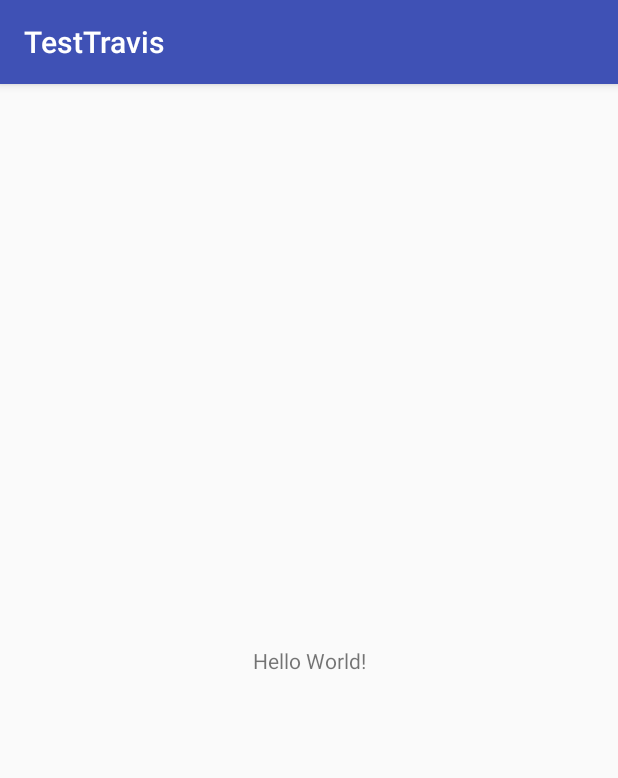
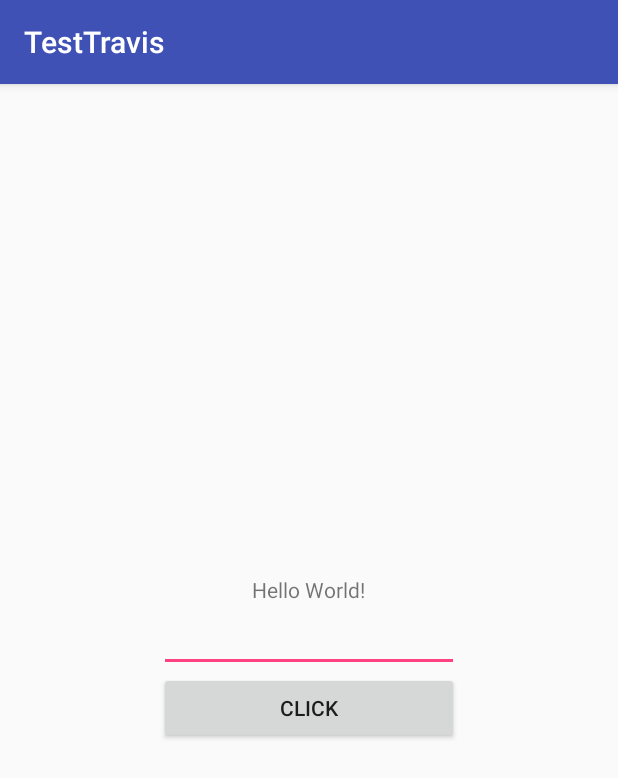
Before and after one commit to azhan3211/TravisTest, an Android app: the screen it shows after launch (MainActivity), on a phone screen of 412 x 824 dp. Shown: the top 778 px of the screen. Run offline under Robolectric (Android 15) with nearby library versions, the phone set to English and light mode, and no system bars.

```diff
--- a/app/build.gradle
+++ b/app/build.gradle
@@ -23,6 +23,7 @@ dependencies {
     implementation 'com.android.support:appcompat-v7:27.1.1'
     implementation 'com.android.support.constraint:constraint-layout:1.1.3'
     testImplementation 'junit:junit:4.12'
+    androidTestImplementation 'com.android.support.test:rules:1.0.2'
     androidTestImplementation 'com.android.support.test:runner:1.0.2'
     androidTestImplementation 'com.android.support.test.espresso:espresso-core:3.0.2'
 }
--- a/app/src/main/java/com/testtravis/MainActivity.java
+++ b/app/src/main/java/com/testtravis/MainActivity.java
@@ -2,12 +2,37 @@ package com.testtravis;
 
 import android.support.v7.app.AppCompatActivity;
 import android.os.Bundle;
+import android.view.View;
+import android.widget.Button;
+import android.widget.EditText;
+import android.widget.TextView;
 
 public class MainActivity extends AppCompatActivity {
+
+    private TextView labelTV;
+    private Button clickButton;
+    private EditText inputET;
 
     @Override
     protected void onCreate(Bundle savedInstanceState) {
         super.onCreate(savedInstanceState);
         setContentView(R.layout.activity_main);
+        bindingView();
+        clickButton.setOnClickListener(new View.OnClickListener() {
+            @Override
+            public void onClick(View v) {
+                if (!inputET.getText().toString().trim().isEmpty()) {
+                    labelTV.setText(inputET.getText().toString());
+                } else {
+                    labelTV.setText("Input is empty");
+                }
+            }
+        });
+    }
+
+    private void bindingView() {
+        labelTV = findViewById(R.id.labelTV);
+        clickButton = findViewById(R.id.clickButton);
+        inputET = findViewById(R.id.inputET);
     }
 }
--- a/app/src/main/res/layout/activity_main.xml
+++ b/app/src/main/res/layout/activity_main.xml
@@ -1,10 +1,12 @@
 <?xml version="1.0" encoding="utf-8"?>
-<android.support.constraint.ConstraintLayout xmlns:android="http://schemas.android.com/apk/res/android"
+<LinearLayout xmlns:android="http://schemas.android.com/apk/res/android"
     xmlns:app="http://schemas.android.com/apk/res-auto"
     xmlns:tools="http://schemas.android.com/tools"
     android:layout_width="match_parent"
     android:layout_height="match_parent"
-    tools:context=".MainActivity">
+    tools:context=".MainActivity"
+    android:orientation="vertical"
+    android:gravity="center">
 
     <TextView
         android:layout_width="wrap_content"
@@ -13,6 +15,18 @@
         app:layout_constraintBottom_toBottomOf="parent"
         app:layout_constraintLeft_toLeftOf="parent"
         app:layout_constraintRight_toRightOf="parent"
-        app:layout_constraintTop_toTopOf="parent" />
+        app:layout_constraintTop_toTopOf="parent"
+        android:id="@+id/labelTV"/>
 
-</android.support.constraint.ConstraintLayout>
+    <EditText
+        android:layout_width="200dp"
+        android:layout_height="wrap_content"
+        android:id="@+id/inputET"/>
+
+    <Button
+        android:layout_width="200dp"
+        android:layout_height="wrap_content"
+        android:text="Click"
+        android:id="@+id/clickButton"/>
+
+</LinearLayout>
```
Also changed, not shown: 1 other file.
